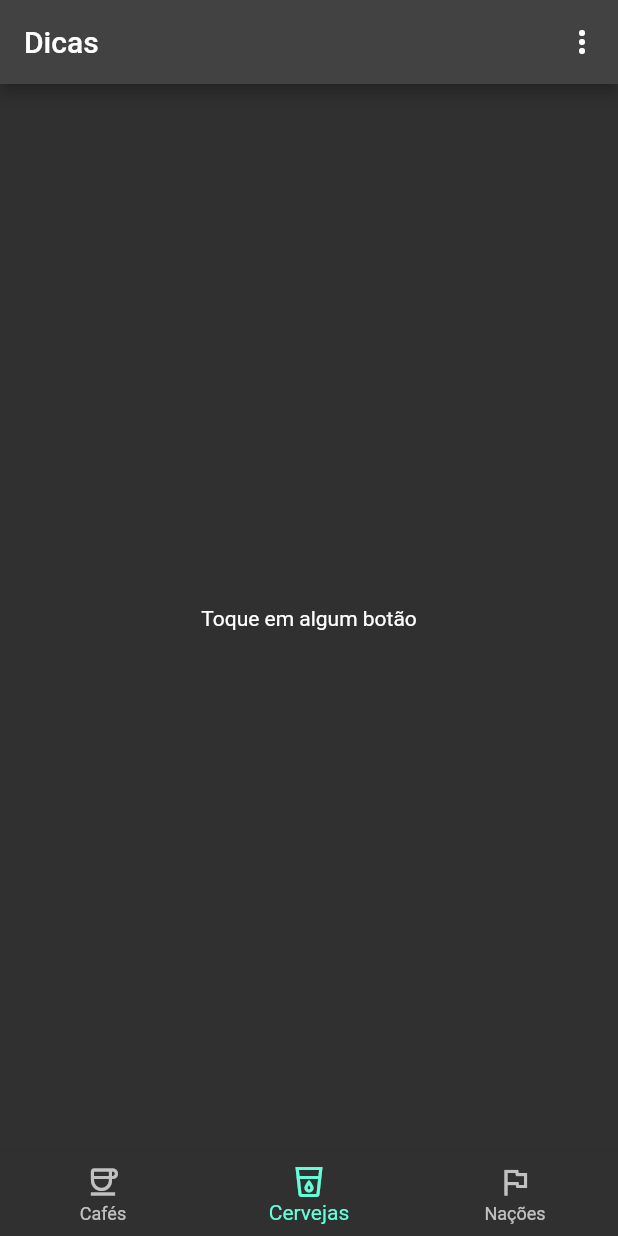
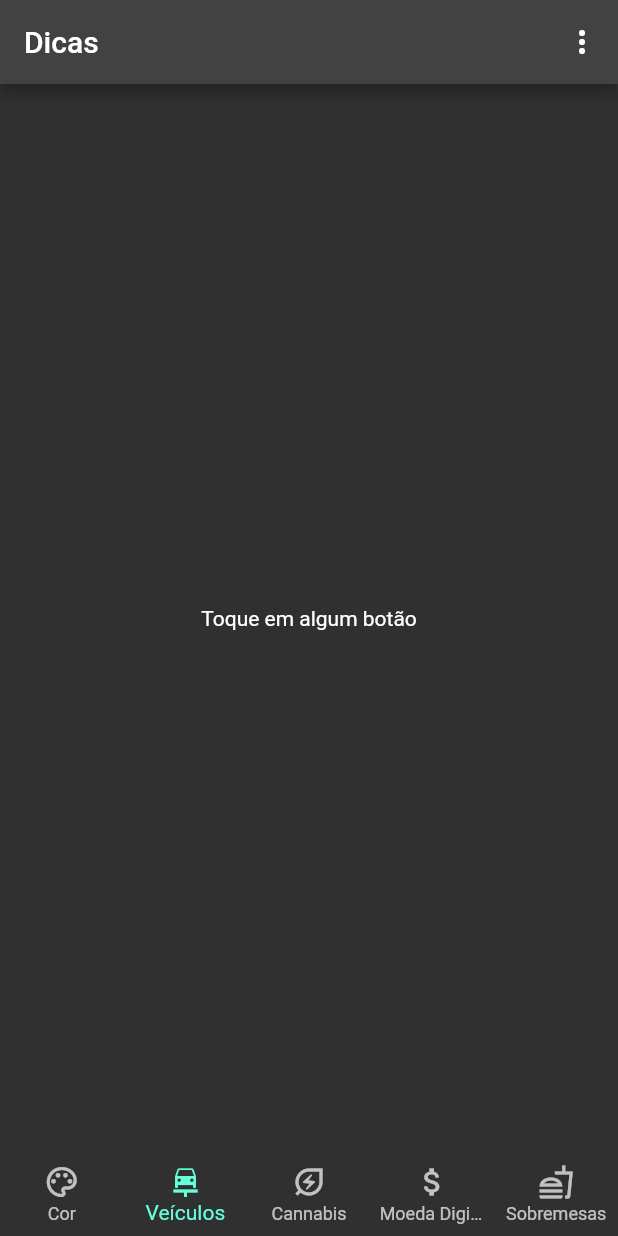
Before and after one commit to tallysdev/learning-Dart, a Flutter app: the screen it shows after launch, on a phone screen of 412 x 824 dp. Run offline on Flutter 3.47's test engine with Material 2 defaults, Android fonts, the phone set to English and light mode, and no system bars; our stand-ins replace flutter_hooks.

Commit message:
:sparkles:feat: New components in screen and your gerencia of state

```diff
--- a/receita10/lib/view/widget.dart
+++ b/receita10/lib/view/widget.dart
@@ -55,6 +55,8 @@ class NewNavBar extends HookWidget {
   Widget build(BuildContext context) {
     var state = useState(1);
     return BottomNavigationBar(
+        type: BottomNavigationBarType
+          .fixed,
         onTap: (index) {
           state.value = index;
 
@@ -63,15 +65,21 @@ class NewNavBar extends HookWidget {
         currentIndex: state.value,
         items: const [
           BottomNavigationBarItem(
-            label: "Cafés",
-            icon: Icon(Icons.coffee_outlined),
+            label: "Cor",
+            icon: Icon(Icons.color_lens_outlined),
           ),
           BottomNavigationBarItem(
-              label: "Cervejas", icon: Icon(Icons.local_drink_outlined)),
+              label: "Veículos", icon: Icon(Icons.car_repair)),
           BottomNavigationBarItem(
-              label: "Nações", icon: Icon(Icons.flag_outlined))
+              label: "Cannabis", icon: Icon(Icons.energy_savings_leaf_outlined)),
+              BottomNavigationBarItem(
+              label: "Moeda Digital", icon: Icon(Icons.attach_money_outlined)),
+              BottomNavigationBarItem(
+              label: "Sobremesas", icon: Icon(Icons.fastfood_outlined))
         ]);
   }
+  // crypto_coin,
+  // dessert,
 }
 
 class DataTableWidget extends StatelessWidget {
@@ -96,7 +104,7 @@ class DataTableWidget extends StatelessWidget {
         rows: jsonObjects
             .map((obj) => DataRow(
                 cells: propertyNames
-                    .map((propName) => DataCell(Text(obj[propName])))
+                    .map((propName) => DataCell(Text('${obj[propName]}')))
                     .toList()))
             .toList());
   }
```
